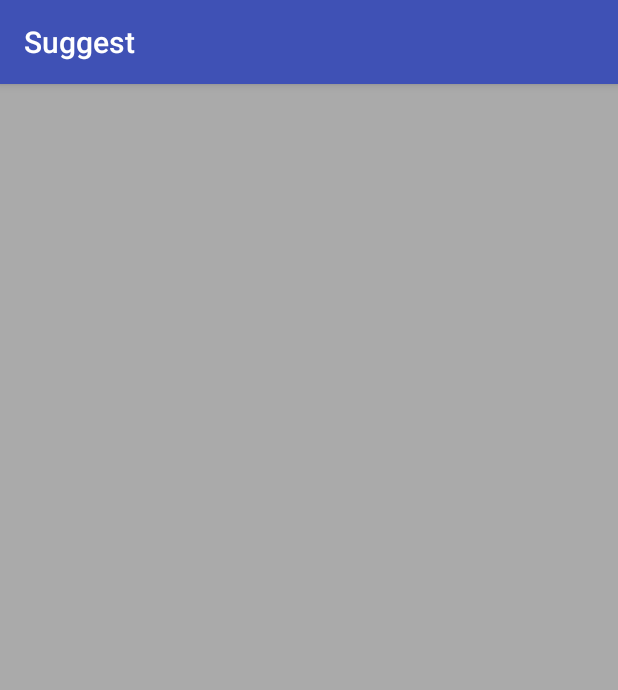
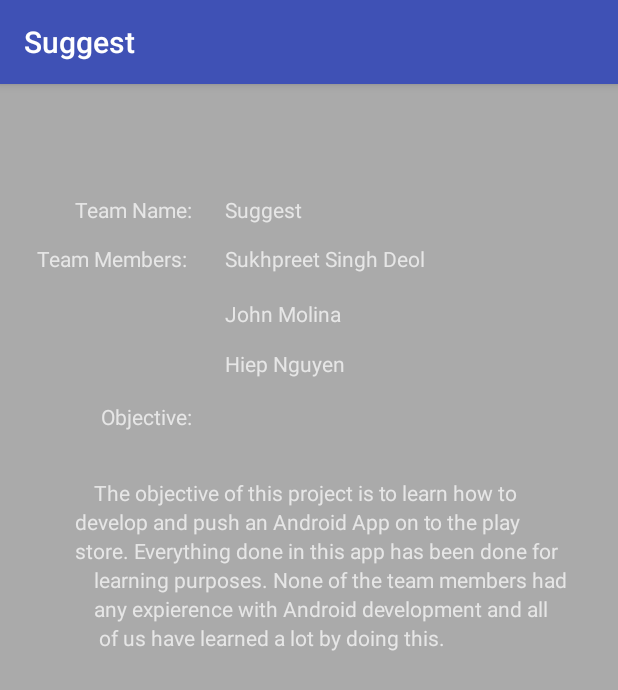
Before and after one commit to ssdeol/Suggest-CMPS121, an Android app: the AboutUsActivity screen opened directly, with no data from a screen before it, on a phone screen of 412 x 824 dp. Shown: the top 690 px of the screen. Run offline under Robolectric (Android 15) with nearby library versions, the light colour scheme and no system bars.

Commit message:
add functionality to About us activity and Why Not? from the navigation bar.

```diff
--- a/Suggest/app/build.gradle
+++ b/Suggest/app/build.gradle
@@ -38,4 +38,6 @@ dependencies {
     compile 'com.google.api-client:google-api-client-android:1.23.0'
     compile 'com.google.apis:google-api-services-vision:v1-rev364-1.23.0'
     compile 'com.google.http-client:google-http-client-gson:1.23.0'
+
+    compile 'nl.dionsegijn:konfetti:1.1.0'
 }
--- a/Suggest/app/src/main/AndroidManifest.xml
+++ b/Suggest/app/src/main/AndroidManifest.xml
@@ -33,7 +33,8 @@
 
         <activity android:name=".MyListActivity" />
         <activity android:name=".AboutUsActivity" />
-        <activity android:name=".MapActivity"></activity>
+        <activity android:name=".MapActivity" />
+        <activity android:name=".YouAreDoneActivity"></activity>
     </application>
 
 </manifest>
--- a/Suggest/app/src/main/java/com/example/ssdeol/suggest/MainActivity.java
+++ b/Suggest/app/src/main/java/com/example/ssdeol/suggest/MainActivity.java
@@ -92,7 +92,7 @@ public class MainActivity extends AppCompatActivity {
                     myDrawerLayout.closeDrawers();
                 } else if (nav[4] == (String) parent.getItemAtPosition(position)) {
                     // Go to About us Activity
-                    Intent intent = new Intent(MainActivity.this, AboutUsActivity.class);
+                    Intent intent = new Intent(MainActivity.this, YouAreDoneActivity.class);
                     startActivity(intent);
                     myDrawerLayout.closeDrawers();
                 }
--- /dev/null
+++ b/Suggest/app/src/main/java/com/example/ssdeol/suggest/YouAreDoneActivity.java
@@ -0,0 +1,35 @@
+package com.example.ssdeol.suggest;
+
+import android.support.v7.app.AppCompatActivity;
+import android.os.Bundle;
+import nl.dionsegijn.konfetti.KonfettiView;
+import nl.dionsegijn.konfetti.models.Shape;
+import nl.dionsegijn.konfetti.models.Size;
+import android.graphics.Color;
+import android.view.View;
+
+public class YouAreDoneActivity extends AppCompatActivity {
+
+    @Override
+    protected void onCreate(Bundle savedInstanceState) {
+        super.onCreate(savedInstanceState);
+        setContentView(R.layout.activity_you_are_done);
+
+        final KonfettiView konfettiView = (KonfettiView)findViewById(R.id.viewKonfetti);
+        konfettiView.setOnClickListener(new View.OnClickListener() {
+            @Override
+            public void onClick(final View view) {
+                konfettiView.build()
+                        .addColors(Color.BLUE, Color.CYAN, Color.RED)
+                        .setDirection(0.0, 359.0)
+                        .setSpeed(1f, 5f)
+                        .setFadeOutEnabled(true)
+                        .setTimeToLive(2000L)
+                        .addShapes(Shape.RECT, Shape.CIRCLE)
+                        .addSizes(new Size(12, 5f))
+                        .setPosition(-50f, konfettiView.getWidth() + 50f, -50f, -50f)
+                        .stream(300, 5000L);
+            }
+        });
+    }
+}
--- a/Suggest/app/src/main/res/layout/activity_about_us.xml
+++ b/Suggest/app/src/main/res/layout/activity_about_us.xml
@@ -1,9 +1,137 @@
 <?xml version="1.0" encoding="utf-8"?>
-<android.support.constraint.ConstraintLayout xmlns:android="http://schemas.android.com/apk/res/android"
+<RelativeLayout xmlns:android="http://schemas.android.com/apk/res/android"
     xmlns:app="http://schemas.android.com/apk/res-auto"
     xmlns:tools="http://schemas.android.com/tools"
     android:layout_width="match_parent"
     android:layout_height="match_parent"
     tools:context="com.example.ssdeol.suggest.AboutUsActivity">
 
-</android.support.constraint.ConstraintLayout>
+
+    <TextView
+        android:id="@+id/textView"
+        android:layout_width="wrap_content"
+        android:layout_height="wrap_content"
+        android:layout_alignParentLeft="true"
+        android:layout_alignParentStart="true"
+        android:layout_alignParentTop="true"
+        android:layout_marginLeft="50dp"
+        android:layout_marginStart="50dp"
+        android:layout_marginTop="74dp"
+        android:text="Team Name:" />
+
+    <TextView
+        android:id="@+id/textView2"
+        android:layout_width="wrap_content"
+        android:layout_height="wrap_content"
+        android:layout_alignBaseline="@+id/textView"
+        android:layout_alignBottom="@+id/textView"
+        android:layout_marginLeft="22dp"
+        android:layout_marginStart="22dp"
+        android:layout_toEndOf="@+id/textView"
+        android:layout_toRightOf="@+id/textView"
+        android:text="Suggest" />
+
+    <TextView
+        android:id="@+id/textView3"
+        android:layout_width="wrap_content"
+        android:layout_height="wrap_content"
+        android:layout_below="@+id/textView"
+        android:layout_marginTop="13dp"
+        android:layout_toLeftOf="@+id/textView2"
+        android:layout_toStartOf="@+id/textView2"
+        android:text="Team Members: " />
+
+    <TextView
+        android:id="@+id/textView4"
+        android:layout_width="wrap_content"
+        android:layout_height="wrap_content"
+        android:layout_alignLeft="@+id/textView2"
+        android:layout_alignStart="@+id/textView2"
+        android:layout_alignTop="@+id/textView3"
+        android:text="Sukhpreet Singh Deol" />
+
+    <TextView
+        android:id="@+id/textView5"
+        android:layout_width="wrap_content"
+        android:layout_height="wrap_content"
+        android:layout_alignLeft="@+id/textView4"
+        android:layout_alignStart="@+id/textView4"
+        android:layout_below="@+id/textView4"
+        android:layout_marginTop="17dp"
+        android:text="John Molina" />
+
+    <TextView
+        android:id="@+id/textView6"
+        android:layout_width="wrap_content"
+        android:layout_height="wrap_content"
+        android:layout_alignLeft="@+id/textView5"
+        android:layout_alignStart="@+id/textView5"
+        android:layout_below="@+id/textView5"
+        android:layout_marginTop="14dp"
+        android:text="Hiep Nguyen" />
+
+    <TextView
+        android:id="@+id/textView7"
+        android:layout_width="wrap_content"
+        android:layout_height="wrap_content"
+        android:layout_alignEnd="@+id/textView3"
+        android:layout_alignRight="@+id/textView3"
+        android:layout_below="@+id/textView6"
+        android:layout_marginTop="16dp"
+        android:text="Objective:" />
+
+    <TextView
+        android:id="@+id/textView8"
+        android:layout_width="wrap_content"
+        android:layout_height="wrap_content"
+        android:layout_below="@+id/textView7"
+        android:layout_centerHorizontal="true"
+        android:layout_marginTop="31dp"
+        android:text="The objective of this project is to learn how to " />
+
+    <TextView
+        android:id="@+id/textView9"
+        android:layout_width="wrap_content"
+        android:layout_height="wrap_content"
+        android:layout_alignLeft="@+id/textView"
+        android:layout_alignStart="@+id/textView"
+        android:layout_below="@+id/textView8"
+        android:text="develop and push an Android App on to the play " />
+
+    <TextView
+        android:id="@+id/textView10"
+        android:layout_width="wrap_content"
+        android:layout_height="wrap_content"
+        android:layout_alignLeft="@+id/textView9"
+        android:layout_alignStart="@+id/textView9"
+        android:layout_below="@+id/textView9"
+        android:text="store. Everything done in this app has been done for" />
+
+    <TextView
+        android:id="@+id/textView11"
+        android:layout_width="wrap_content"
+        android:layout_height="wrap_content"
+        android:layout_alignLeft="@+id/textView8"
+        android:layout_alignStart="@+id/textView8"
+        android:layout_below="@+id/textView10"
+        android:text="learning purposes. None of the team members had" />
+
+    <TextView
+        android:id="@+id/textView12"
+        android:layout_width="wrap_content"
+        android:layout_height="wrap_content"
+        android:layout_alignLeft="@+id/textView11"
+        android:layout_alignStart="@+id/textView11"
+        android:layout_below="@+id/textView11"
+        android:text="any expierence with Android development and all" />
+
+    <TextView
+        android:id="@+id/textView13"
+        android:layout_width="wrap_content"
+        android:layout_height="wrap_content"
+        android:layout_alignLeft="@+id/textView12"
+        android:layout_alignStart="@+id/textView12"
+        android:layout_below="@+id/textView12"
+        android:text=" of us have learned a lot by doing this." />
+
+</RelativeLayout>
--- /dev/null
+++ b/Suggest/app/src/main/res/layout/activity_you_are_done.xml
@@ -0,0 +1,15 @@
+<?xml version="1.0" encoding="utf-8"?>
+<LinearLayout xmlns:android="http://schemas.android.com/apk/res/android"
+    xmlns:app="http://schemas.android.com/apk/res-auto"
+    xmlns:tools="http://schemas.android.com/tools"
+    android:layout_width="match_parent"
+    android:layout_height="match_parent"
+    android:background="@drawable/background_image"
+    tools:context="com.example.ssdeol.suggest.YouAreDoneActivity">
+
+    <nl.dionsegijn.konfetti.KonfettiView
+        android:id="@+id/viewKonfetti"
+        android:layout_width="match_parent"
+        android:layout_height="match_parent" />
+
+</LinearLayout>
```
Also changed, not shown: Suggest/app/src/main/res/drawable/background_image.png (added), 33 other files.
